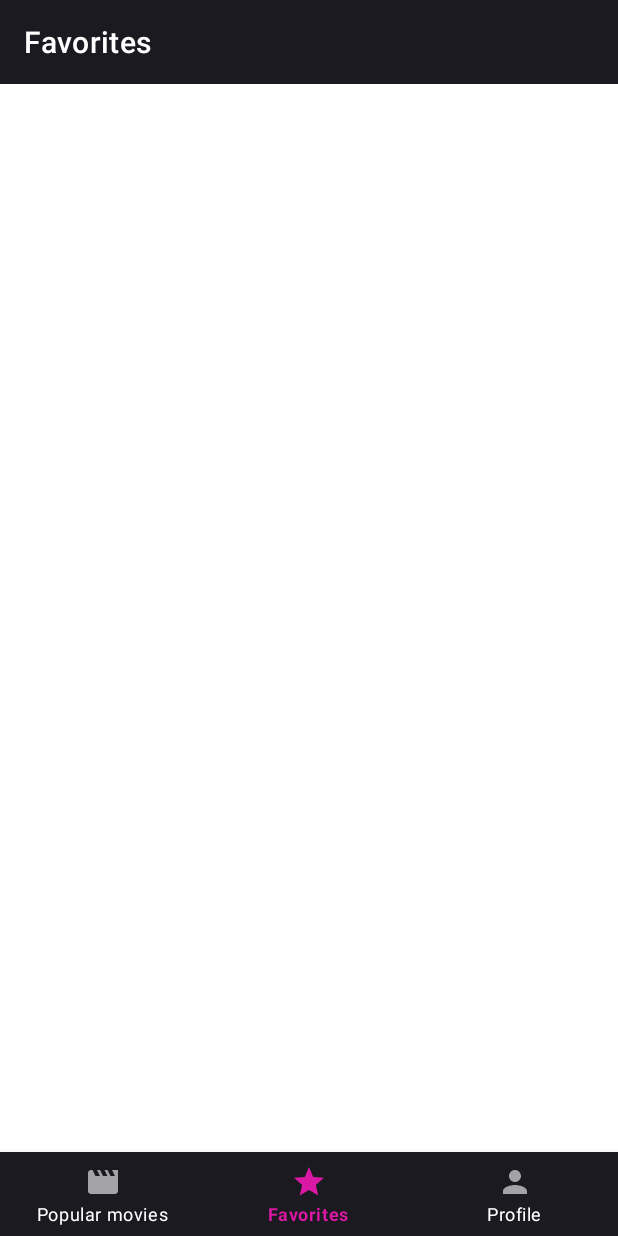
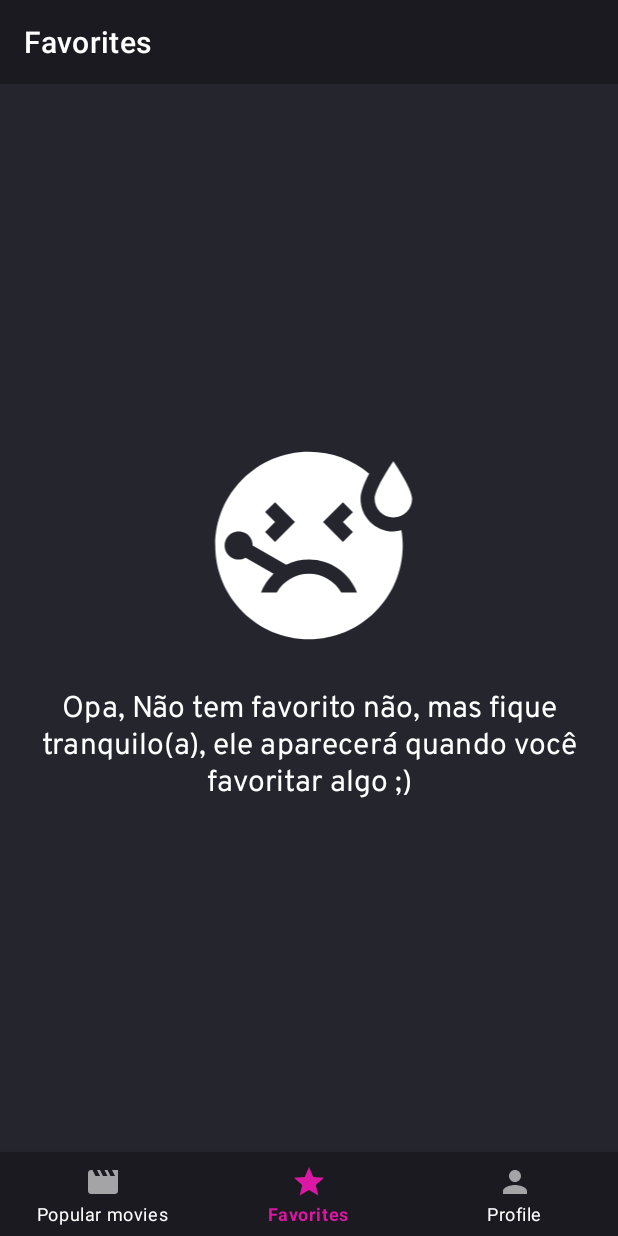
Before and after one commit to BrunoFerreiradaSilva/TheMovieApp, an Android app: the HomeActivity screen opened directly, with no data from a screen before it, item 2 of the bottom bar chosen, on a phone screen of 412 x 824 dp. Run offline under Robolectric (Android 15) with nearby library versions, the phone set to English and light mode, and no system bars; our stand-ins replace Shimmer, navigation-ui; libraries missing offline, so code that uses them is left out: com.ethanhua.skeleton; pictures from the network do not load; 1 statement that could not run was skipped.

Commit message:
feat/#refactoring_layout: created layout for favorite

```diff
--- a/app/src/main/AndroidManifest.xml
+++ b/app/src/main/AndroidManifest.xml
@@ -20,7 +20,7 @@
         android:supportsRtl="true"
         android:theme="@style/Theme.MyApplication" >
         <activity
-            android:name="com.example.movieappferreira.ui.home.NewMovieActivity"
+            android:name="com.example.movieappferreira.ui.home.HomeActivity"
             android:exported="true"
             android:label="@string/title_activity_new_movie" />
         <activity android:name="com.example.movieappferreira.ui.moviessimilar.MovieSimilarActivity" />
--- a/app/src/main/java/com/example/movieappferreira/ui/favorites/FavoriteFragment.kt
+++ b/app/src/main/java/com/example/movieappferreira/ui/favorites/FavoriteFragment.kt
@@ -4,11 +4,8 @@ import android.os.Bundle
 import android.view.LayoutInflater
 import android.view.View
 import android.view.ViewGroup
-import android.widget.TextView
 import androidx.fragment.app.Fragment
-import androidx.lifecycle.Observer
-import androidx.lifecycle.ViewModelProvider
-import com.example.movieappferreira.ui.home.NewMovieActivity
+import com.example.movieappferreira.ui.home.HomeActivity
 import com.example.myapplication.R
 import com.example.myapplication.databinding.FragmentDashboardBinding
 
@@ -29,7 +26,7 @@ private lateinit var binding: FragmentDashboardBinding
 
   override fun onResume() {
     super.onResume()
-    (activity as NewMovieActivity).setToolbar(getString(R.string.favorites_title))
+    (activity as HomeActivity).setToolbar(getString(R.string.favorites_title))
   }
 
 }
--- a/app/src/main/java/com/example/movieappferreira/ui/home/NewMovieActivity.kt
+++ b/app/src/main/java/com/example/movieappferreira/ui/home/HomeActivity.kt
@@ -7,18 +7,18 @@ import androidx.navigation.ui.setupWithNavController
 import com.ethanhua.skeleton.Skeleton
 import com.ethanhua.skeleton.SkeletonScreen
 import com.example.myapplication.R
-import com.example.myapplication.databinding.ActivityNewMovieBinding
+import com.example.myapplication.databinding.ActivityHomeBinding
 import com.google.android.material.bottomnavigation.BottomNavigationView
 
-class NewMovieActivity: AppCompatActivity() {
-    private lateinit var binding: ActivityNewMovieBinding
+class HomeActivity: AppCompatActivity() {
+    private lateinit var binding: ActivityHomeBinding
     private lateinit var skeletonScreen: SkeletonScreen
 
 
     override fun onCreate(savedInstanceState: Bundle?) {
         super.onCreate(savedInstanceState)
 
-        binding = ActivityNewMovieBinding.inflate(layoutInflater)
+        binding = ActivityHomeBinding.inflate(layoutInflater)
         setContentView(binding.root)
 
 
--- a/app/src/main/java/com/example/movieappferreira/ui/moviecomplete/MoviePopularCompleteFragment.kt
+++ b/app/src/main/java/com/example/movieappferreira/ui/moviecomplete/MoviePopularCompleteFragment.kt
@@ -11,8 +11,6 @@ import androidx.fragment.app.Fragment
 import androidx.fragment.app.viewModels
 import androidx.lifecycle.ViewModelProvider
 import androidx.recyclerview.widget.GridLayoutManager
-import com.ethanhua.skeleton.Skeleton
-import com.ethanhua.skeleton.SkeletonScreen
 import com.example.movieappferreira.application.MovieApplication
 import com.example.movieappferreira.base.Constants
 import com.example.movieappferreira.interfaceclick.MovieClickListener
@@ -20,7 +18,7 @@ import com.example.movieappferreira.model.MoviePopular
 import com.example.movieappferreira.pagination.EndlessRecyclerOnScrollListener
 import com.example.movieappferreira.rest.service.ConnectionOn
 import com.example.movieappferreira.ui.moviessimilar.MovieSimilarActivity
-import com.example.movieappferreira.ui.home.NewMovieActivity
+import com.example.movieappferreira.ui.home.HomeActivity
 import com.example.myapplication.R
 import com.example.myapplication.databinding.FragmentHomeBinding
 
@@ -54,7 +52,7 @@ class MoviePopularCompleteFragment : Fragment() {
             movieRoomViewModel.allPerson.observe(requireActivity(), {
                 moviePopularAdapter.setData(it)
             })
-            (activity as NewMovieActivity).hideSkeleton()
+            (activity as HomeActivity).hideSkeleton()
         }
         setupAdapter()
 
@@ -62,14 +60,14 @@ class MoviePopularCompleteFragment : Fragment() {
 
     override fun onResume() {
         super.onResume()
-        (activity as NewMovieActivity).setToolbar(getString(R.string.title_movie_popular))
+        (activity as HomeActivity).setToolbar(getString(R.string.title_movie_popular))
     }
 
     private fun observerRequest() {
         movieViewModel.popularMovieLiveData.observe(requireActivity(), {
             moviePopularAdapter.setData(it)
             movieRoomViewModel.insert(it)
-            (activity as NewMovieActivity).hideSkeleton()
+            (activity as HomeActivity).hideSkeleton()
             binding.loadForMoreMovies.visibility = View.GONE
 
         })
--- a/app/src/main/java/com/example/movieappferreira/ui/profile/ProfileFragment.kt
+++ b/app/src/main/java/com/example/movieappferreira/ui/profile/ProfileFragment.kt
@@ -4,11 +4,8 @@ import android.os.Bundle
 import android.view.LayoutInflater
 import android.view.View
 import android.view.ViewGroup
-import android.widget.TextView
 import androidx.fragment.app.Fragment
-import androidx.lifecycle.Observer
-import androidx.lifecycle.ViewModelProvider
-import com.example.movieappferreira.ui.home.NewMovieActivity
+import com.example.movieappferreira.ui.home.HomeActivity
 import com.example.myapplication.R
 import com.example.myapplication.databinding.FragmentNotificationsBinding
 
@@ -31,6 +28,6 @@ private lateinit var binding: FragmentNotificationsBinding
 
   override fun onResume() {
     super.onResume()
-    (activity as NewMovieActivity).setToolbar(getString(R.string.profile_title))
+    (activity as HomeActivity).setToolbar(getString(R.string.profile_title))
   }
 }
--- a/app/src/main/java/com/example/movieappferreira/ui/splashscreen/SplashScreen.kt
+++ b/app/src/main/java/com/example/movieappferreira/ui/splashscreen/SplashScreen.kt
@@ -5,7 +5,7 @@ import android.os.Bundle
 import android.os.Handler
 import android.os.Looper
 import androidx.appcompat.app.AppCompatActivity
-import com.example.movieappferreira.ui.home.NewMovieActivity
+import com.example.movieappferreira.ui.home.HomeActivity
 import com.example.myapplication.databinding.ActivitySplashScreenBinding
 
 class SplashScreen : AppCompatActivity() {
@@ -22,7 +22,7 @@ class SplashScreen : AppCompatActivity() {
     }
 
     private fun goToMoviePopularComplete() {
-        val intent = Intent(this@SplashScreen, NewMovieActivity::class.java)
+        val intent = Intent(this@SplashScreen, HomeActivity::class.java)
         startActivity(intent)
         finish()
     }
--- /dev/null
+++ b/app/src/main/res/drawable/ic_baseline_sick_24.xml
@@ -0,0 +1,5 @@
+<vector android:height="24dp" android:tint="#FFFFFF"
+    android:viewportHeight="24" android:viewportWidth="24"
+    android:width="24dp" xmlns:android="http://schemas.android.com/apk/res/android">
+    <path android:fillColor="@android:color/white" android:pathData="M21,9c-1.1,0 -2,-0.9 -2,-2c0,-1.1 2,-4 2,-4s2,2.9 2,4C23,8.1 22.1,9 21,9zM17.5,7c0,-0.73 0.41,-1.71 0.92,-2.66C16.68,2.88 14.44,2 11.99,2C6.47,2 2,6.48 2,12c0,5.52 4.47,10 9.99,10C17.52,22 22,17.52 22,12c0,-0.55 -0.06,-1.09 -0.14,-1.62C21.58,10.45 21.3,10.5 21,10.5C19.07,10.5 17.5,8.93 17.5,7zM15.62,7.38l1.06,1.06L15.62,9.5l1.06,1.06l-1.06,1.06L13.5,9.5L15.62,7.38zM7.32,8.44l1.06,-1.06L10.5,9.5l-2.12,2.12l-1.06,-1.06L8.38,9.5L7.32,8.44zM15.44,17c-0.69,-1.19 -1.97,-2 -3.44,-2s-2.75,0.81 -3.44,2H6.88c0.3,-0.76 0.76,-1.43 1.34,-1.99L5.24,13.3c-0.45,0.26 -1.01,0.28 -1.49,0c-0.72,-0.41 -0.96,-1.33 -0.55,-2.05c0.41,-0.72 1.33,-0.96 2.05,-0.55c0.48,0.28 0.74,0.78 0.74,1.29l3.58,2.07c0.73,-0.36 1.55,-0.56 2.43,-0.56c2.33,0 4.32,1.45 5.12,3.5H15.44z"/>
+</vector>
--- a/app/src/main/res/layout/fragment_dashboard.xml
+++ b/app/src/main/res/layout/fragment_dashboard.xml
@@ -3,20 +3,39 @@
     xmlns:app="http://schemas.android.com/apk/res-auto"
     xmlns:tools="http://schemas.android.com/tools"
     android:layout_width="match_parent"
+    android:background="@color/dark"
     android:layout_height="match_parent"
     tools:context="com.example.movieappferreira.ui.favorites.FavoriteFragment" >
+
+    <androidx.constraintlayout.widget.ConstraintLayout
+        android:layout_width="match_parent"
+        android:layout_height="match_parent">
 
         <TextView
             android:id="@+id/text_dashboard"
             android:layout_width="match_parent"
             android:layout_height="wrap_content"
             android:layout_marginStart="8dp"
-        android:layout_marginTop="8dp"
             android:layout_marginEnd="8dp"
+            android:text="Opa, Não tem favorito não, mas fique tranquilo(a), ele aparecerá quando você favoritar algo ;)"
             android:textAlignment="center"
+            android:textColor="@color/white"
             android:textSize="20sp"
+            android:fontFamily="@font/overpass_regular"
+            app:layout_constraintBottom_toBottomOf="parent"
             app:layout_constraintEnd_toEndOf="parent"
+            android:layout_marginTop="16dp"
             app:layout_constraintStart_toStartOf="parent"
+            app:layout_constraintTop_toBottomOf="@+id/imageView" />
+
+        <ImageView
+            android:id="@+id/imageView"
+            android:layout_width="match_parent"
+            android:layout_height="150dp"
+            android:src="@drawable/ic_baseline_sick_24"
+            app:layout_constraintBottom_toTopOf="@id/text_dashboard"
             app:layout_constraintTop_toTopOf="parent"
-        app:layout_constraintBottom_toBottomOf="parent" />
+            app:layout_constraintVertical_chainStyle="packed"
+            app:tint="@color/white" />
     </androidx.constraintlayout.widget.ConstraintLayout>
+</androidx.constraintlayout.widget.ConstraintLayout>
```
Also changed, not shown: app/src/main/res/layout/activity_home.xml (renamed from app/src/main/res/layout/activity_new_movie.xml). Lines whose indentation alone changed are shown as unchanged.
